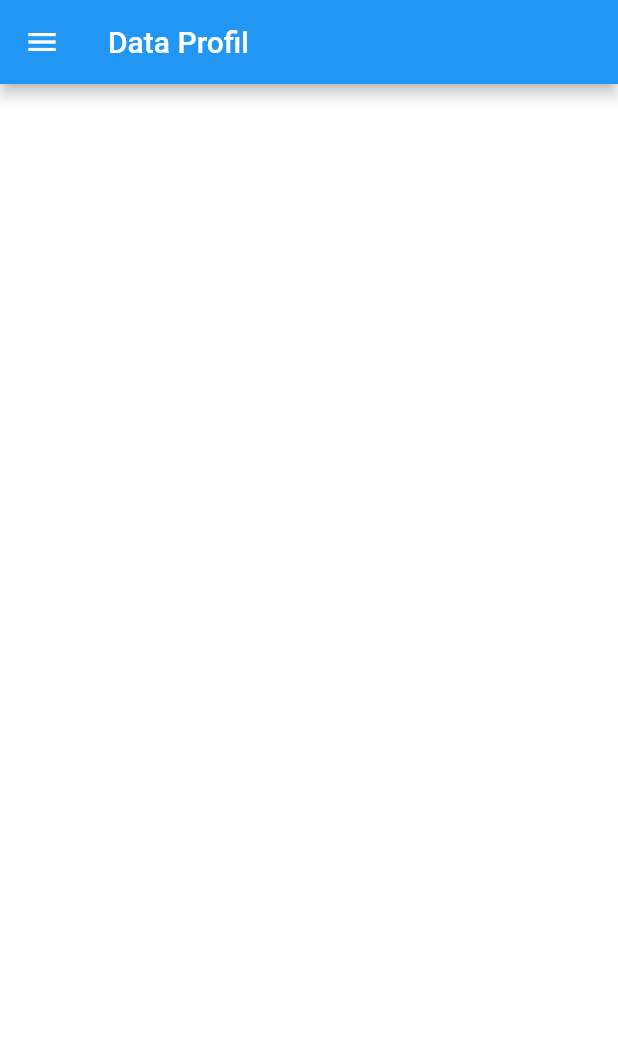
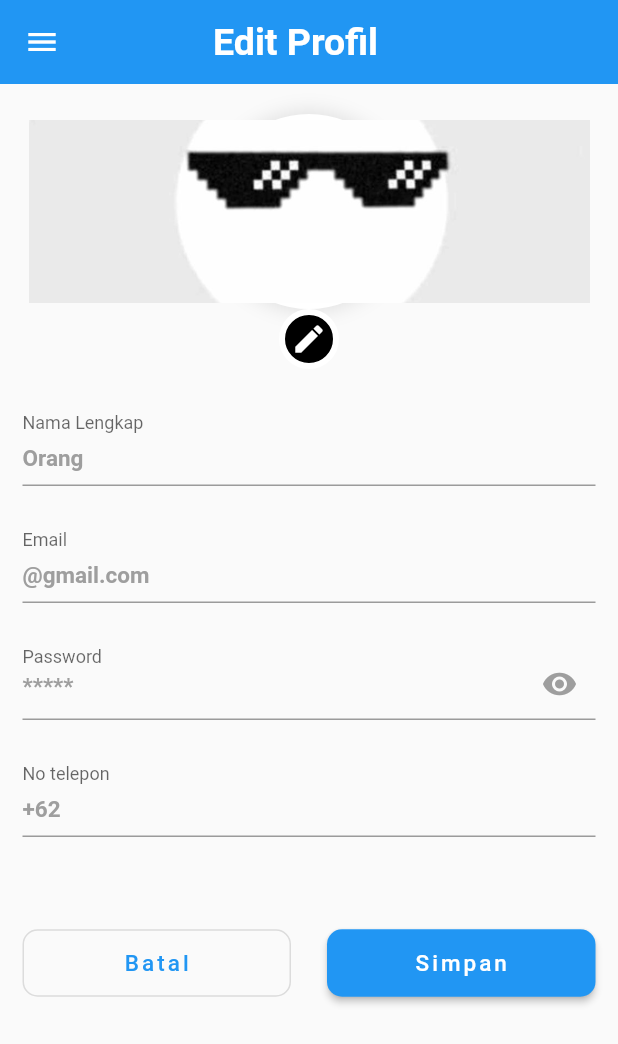
Before and after one commit to FalzProject/FlutterProject, a Flutter app: the UpdateProfile screen opened directly, on a phone screen of 412 x 824 dp. Shown: the top 1044 px of the screen. Run offline on Flutter 3.47's test engine with Material 2 defaults, Android fonts, the light colour scheme and no system bars; our stand-ins replace firebase_core, firebase_database; missing offline and left inert: firebase_ui_database; accounts and stored records are empty; Roboto replaces fonts that are missing (Helvetica).

Commit message:
Profile Change

```diff
--- a/lib/HomeInterface/profile.dart
+++ b/lib/HomeInterface/profile.dart
@@ -1,18 +1,154 @@
 import 'package:flutter/material.dart';
 import 'package:idc_project/drawer.dart';
 
-class UpdateProfile extends StatelessWidget {
+class UpdateProfile extends StatefulWidget {
   const UpdateProfile({super.key});
+  @override
+  _UpdateProfile createState() => _UpdateProfile();
+}
 
+class _UpdateProfile extends State<UpdateProfile> {
+  bool isObscurePassword = true;
   @override
   Widget build(BuildContext context) {
     return Scaffold(
-      backgroundColor: Colors.white,
       appBar: AppBar(
-        title: const Text("Data Profil"),
-        backgroundColor: Colors.blue,
+          backgroundColor: Colors.blue,
+          elevation: 0,
+          title: Row(
+            children: [
+              Container(
+                height: 45,
+                width: 45,
+                margin: const EdgeInsets.only(left: 15),
+                child: ClipRRect(
+                  borderRadius: BorderRadius.circular(10)
+                ),
+              ),
+              const SizedBox(
+                width: 10,
+              ),
+              const Text(
+                'Edit Profil',
+                style: TextStyle(
+                    color: Colors.white,
+                    fontSize: 25,
+                    fontWeight: FontWeight.bold,
+                    fontFamily: 'Helvetica'),
+              ),
+            ],
+          )),
+          drawer: const DrawerPage(),
+      body: Container(
+        padding: const EdgeInsets.only(
+          left: 15,
+          top: 20,
+          right: 15,
+        ),
+        child: GestureDetector(
+          onTap: () {
+            FocusScope.of(context).unfocus();
+          },
+          child: ListView(
+            children: [
+              Container(
+                width: 130,
+                height: 130,
+                decoration: BoxDecoration(
+                    border: Border.all(width: 4, color: Colors.white),
+                    boxShadow: [
+                      BoxShadow(
+                          spreadRadius: 2,
+                          blurRadius: 10,
+                          color: Colors.black.withOpacity(0.1))
+                    ],
+                    shape: BoxShape.circle,
+                  ),
+                  child: Image.asset("assets/coolavatar.jpg", fit: BoxFit.cover),
+              ),
+              Positioned(
+                  bottom: 0,
+                  right: 0,
+                  child: Container(
+                    height: 40,
+                    width: 40,
+                    decoration: BoxDecoration(
+                        shape: BoxShape.circle,
+                        border: Border.all(width: 4, color: Colors.white),
+                        color: Colors.black),
+                    child: const Icon(Icons.edit, color: Colors.white),
+                  )),
+              const SizedBox(height: 30),
+              buildTextField('Nama Lengkap', 'Orang', false),
+              buildTextField('Email', '@gmail.com', false),
+              buildTextField('Password', '*****', true),
+              buildTextField('No telepon', '+62', false),
+              const SizedBox(height: 30),
+              Row(
+                mainAxisAlignment: MainAxisAlignment.spaceBetween,
+                children: [
+                  OutlinedButton(
+                    onPressed: () {},
+                    style: OutlinedButton.styleFrom(
+                      minimumSize: const Size(179, 45),
+                        padding: const EdgeInsets.symmetric(horizontal: 50),
+                        shape: RoundedRectangleBorder(
+                            borderRadius: BorderRadius.circular(10),)),
+                    child: const Text('Batal',
+                        style: TextStyle(
+                            fontSize: 15,
+                            letterSpacing: 2,
+                            fontFamily: 'Helvetica',
+                            color: Colors.blue)),
+                  ),
+                  ElevatedButton(
+                    onPressed: () {},
+                    style: ElevatedButton.styleFrom(
+                      minimumSize: const Size(179, 45),
+                        backgroundColor: Colors.blue,
+                        padding: const EdgeInsets.symmetric(horizontal: 50),
+                        shape: RoundedRectangleBorder(
+                            borderRadius: BorderRadius.circular(10))),
+                    child: const Text('Simpan',
+                        style: TextStyle(
+                            fontSize: 15,
+                            letterSpacing: 2,
+                            fontFamily: 'Helvetica',
+                            color: Colors.white)),
+                  )
+                ],
+              )
+            ],
+          ),
+        ),
       ),
-      drawer: const DrawerPage(),
     );
   }
+  Widget buildTextField(
+    String labeltext, String placeholder, bool isPasswordField) {
+  return Padding(
+      padding: const EdgeInsets.only(bottom: 30),
+      child: TextField(
+          obscureText: isPasswordField ? isObscurePassword : false,
+          decoration: InputDecoration(
+              suffixIcon: isPasswordField
+                  ? IconButton(
+                      icon: const Icon(Icons.remove_red_eye),
+                      color: Colors.grey,
+                      onPressed: () {
+                        setState(() {
+                          isObscurePassword = !isObscurePassword;
+                        });
+                      })
+                  : null,
+              contentPadding: const EdgeInsets.only(bottom: 5),
+              labelText: labeltext,
+              floatingLabelBehavior: FloatingLabelBehavior.always,
+              hintText: placeholder,
+              hintStyle: const TextStyle(
+                  fontSize: 15,
+                  fontWeight: FontWeight.bold,
+                  fontFamily: 'Helvetica',
+                  color: Colors.grey))));
 }
+}
--- a/lib/Project/project.dart
+++ b/lib/Project/project.dart
@@ -38,7 +38,7 @@ class ProjectPage extends StatelessWidget {
   @override
   Widget build(BuildContext context) {
     return Scaffold(
-      backgroundColor: const Color.fromRGBO(255, 255, 255, 1),
+      backgroundColor: Colors.white,
       appBar: AppBar(
         title: const Text("Data Mahasiswa"),
         backgroundColor: Colors.blue,
--- a/lib/drawer.dart
+++ b/lib/drawer.dart
@@ -50,14 +50,14 @@ class _DrawerPageState extends State<DrawerPage> {
               height: 0.1,
             ),
             ListTile(
-              title: const Text("Null"),
-              leading: const Icon(Icons.error_outline),
+              title: const Text("Data Profil"),
+              leading: const Icon(Icons.person_2_outlined),
               onTap: () {
                 Navigator.pop(context);
                 Navigator.push(
                     context,
                     MaterialPageRoute(
-                        builder: (context) => const UpdateProfile()));
+                        builder: (context) => UpdateProfile()));
               },
             ),
             const Divider(
--- a/pubspec.yaml
+++ b/pubspec.yaml
@@ -20,3 +20,5 @@ dev_dependencies:
 
 flutter:
   uses-material-design: true
+  assets:
+    - assets/
```
Also changed, not shown: lib/HomeBase/build.dart (deleted, +0 -43 lines), lib/HomeInterface/text.dart (+5 -25 lines), assets/coolavatar.jpg (added).
